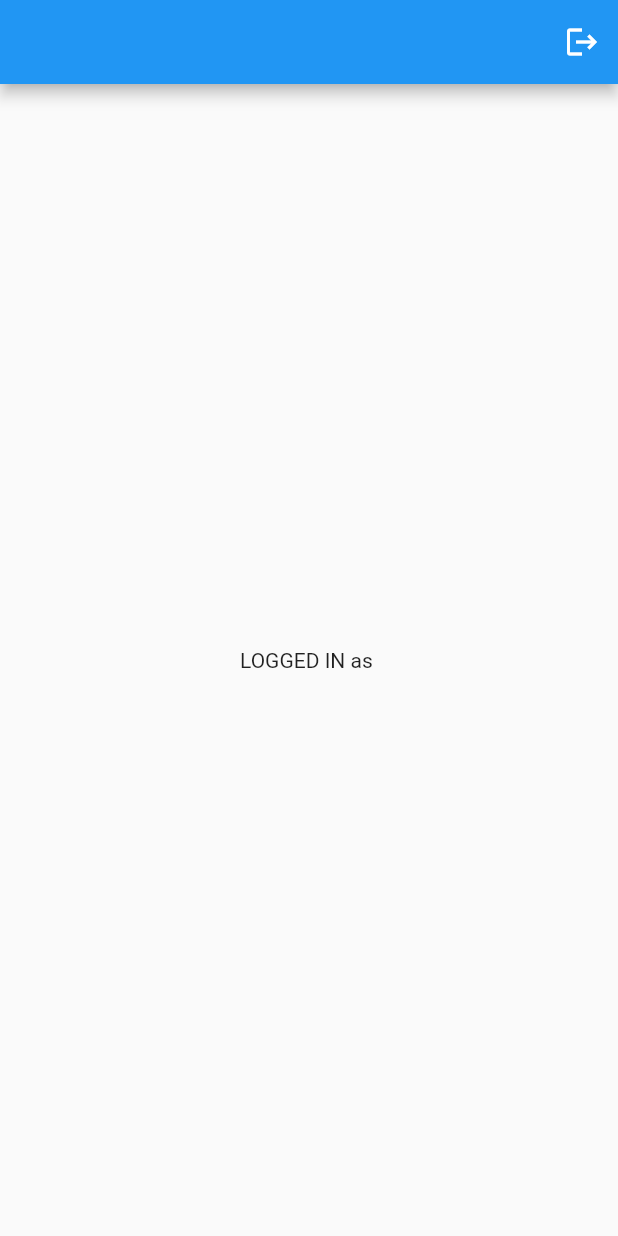
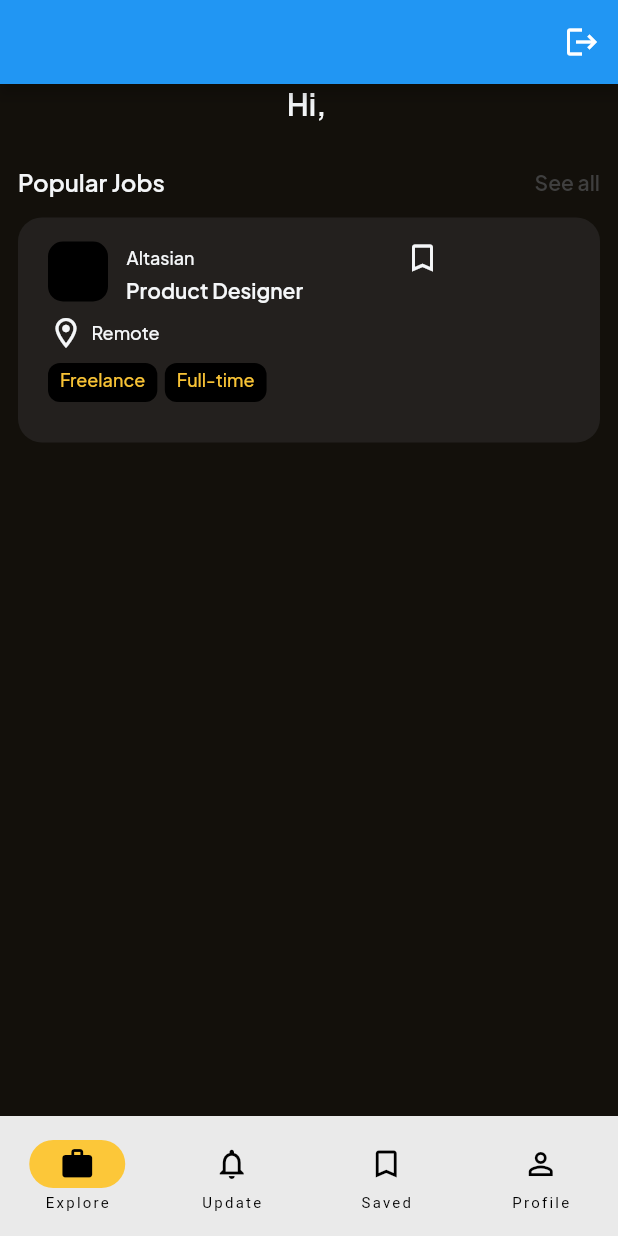
Before and after one commit to michaelAngelo1/enablind, a Flutter app: the screen it shows once a user with an empty profile is signed in, on a phone screen of 412 x 824 dp. Run offline on Flutter 3.47's test engine with Material 2 defaults, Android fonts, the phone set to English and light mode, and no system bars; our stand-ins replace cloud_firestore, firebase_auth, firebase_core, firebase_database, google_fonts; accounts and stored records are empty.

```diff
--- a/lib/pages/auth/home_page.dart
+++ b/lib/pages/auth/home_page.dart
@@ -1,9 +1,22 @@
 import 'package:flutter/material.dart';
+import 'package:google_fonts/google_fonts.dart';
 import 'package:login_app/db_instance.dart';
+import 'package:login_app/pages/jobs/jobcard.dart';
+import 'package:login_app/variables.dart';
 
-class HomePage extends StatelessWidget {
+class HomePage extends StatefulWidget {
   HomePage({super.key});
 
+  @override
+  State<HomePage> createState() => _HomePageState();
+}
+
+class _HomePageState extends State<HomePage> {
+
+  // page Index
+  int currentPageIndex = 0;
+
+  // user object
   final user = auth.currentUser!;
 
   void signUserOut() {
@@ -21,7 +34,139 @@ class HomePage extends StatelessWidget {
           ),
         ],
       ),
-      body: Center(child: Text("LOGGED IN as ${user.email!}")),
+      body: <Widget>[
+          Container(
+            decoration: const BoxDecoration(
+              color: Color(0xffb0f0c07),
+            ),
+            height: MediaQuery.of(context).size.height,
+            width: MediaQuery.of(context).size.width,
+            child: Padding(
+              padding: const EdgeInsets.symmetric(horizontal: 12.0),
+              child: Column(
+                mainAxisAlignment: MainAxisAlignment.start,
+                children: <Widget>[
+                  Text(
+                    "Hi, ${user.email!}",
+                    style: GoogleFonts.plusJakartaSans(
+                      fontSize: 20.0,
+                      fontWeight: FontWeight.w600,
+                      color: titleContentColor
+                    )
+                  ),
+                  const SizedBox(height: 30.0),
+
+                  // Title JobList
+                  Row(
+                    children: [
+                      Text(
+                        "Popular Jobs",
+                        style: GoogleFonts.plusJakartaSans(
+                          fontSize: 16.0,
+                          fontWeight: FontWeight.w600,
+                          color: titleContentColor,
+                        )
+                      ),
+                      Expanded(
+                        flex: 2,
+                        child: Container(
+                          color: Colors.transparent,
+                          width: 20,
+                        )
+                      ),
+                      Text(
+                        "See all",
+                        style: GoogleFonts.plusJakartaSans(
+                          fontSize: 14.0,
+                          fontWeight: FontWeight.w600,
+                          color: Color(0xffb404040),
+                        )
+                      )
+                    ],
+                  ),
+
+                  const SizedBox(height: 14.0),
+
+                  // Category Job 2x4
+
+
+                  // Card Job List
+                  JobCard()
+
+
+                ]
+              )
+            )
+          ),
+
+          // Update Page
+          Container(
+            width: MediaQuery.of(context).size.width,
+            height: MediaQuery.of(context).size.height,
+            decoration: BoxDecoration(
+              color: Colors.blue
+            )
+          ),
+
+          // Saved Jobs
+          Container(
+            width: MediaQuery.of(context).size.width,
+            height: MediaQuery.of(context).size.height,
+            decoration: BoxDecoration(
+              color: Colors.red
+            )
+          ),
+
+          // Profile
+          Container(
+            width: MediaQuery.of(context).size.width,
+            height: MediaQuery.of(context).size.height,
+            decoration: BoxDecoration(
+              color: Colors.green
+            )
+          )
+        ][currentPageIndex],
+
+      // BottomNavBar: Explore, Notifs, Saved, Profile
+      bottomNavigationBar: NavigationBar(
+        onDestinationSelected: (int index) {
+          setState(() {
+            currentPageIndex = index;
+          });
+        },
+        indicatorColor: accentColor,
+        selectedIndex: currentPageIndex,
+        destinations: const <Widget>[
+
+          // Explore Jobs
+          NavigationDestination(
+            selectedIcon: Icon(Icons.work),
+            icon: Icon(Icons.work_outline),
+            label: 'Explore'
+          ),
+
+          // Notifs
+          NavigationDestination(
+            selectedIcon: Icon(Icons.notifications),
+            icon: Icon(Icons.notifications_outlined),
+            label: 'Update'
+          ),
+
+          // Saved Jobs
+          NavigationDestination(
+            selectedIcon: Icon(Icons.bookmark),
+            icon: Icon(Icons.bookmark_border),
+            label: 'Saved'
+          ),
+
+          // Profile
+          NavigationDestination(
+            selectedIcon: Icon(Icons.person),
+            icon: Icon(Icons.person_outline),
+            label: 'Profile'
+          ),
+        ]
+      ),
     );
   }
 }
--- /dev/null
+++ b/lib/pages/jobs/jobcard.dart
@@ -0,0 +1,151 @@
+import 'package:flutter/material.dart';
+import 'package:google_fonts/google_fonts.dart';
+import 'package:login_app/variables.dart';
+
+class JobCard extends StatelessWidget {
+  const JobCard({
+    super.key,
+  });
+
+  @override
+  Widget build(BuildContext context) {
+    return Container(
+      height: 150,
+      width: 500,
+      decoration: BoxDecoration(
+        color: cardJobListColor,
+        borderRadius: BorderRadius.all(Radius.circular(16)),
+
+      ),
+      child: Padding(
+        padding: const EdgeInsets.symmetric(horizontal: 20.0, vertical: 15),
+        child: Column(
+          mainAxisAlignment: MainAxisAlignment.start,
+          children: <Widget>[
+
+            // Card Job List Content
+            Row(
+              children: [
+                // Company Logo
+                Container(
+                  width: 40,
+                  height: 40,
+                  decoration: const BoxDecoration(
+                    color: Colors.black,
+                    borderRadius: const BorderRadius.all(Radius.circular(10)),
+                  )
+                ),
+                const SizedBox(width: 12.0),
+
+                // Column for Company & Role
+                Column(
+                  children: [
+
+                    // Company
+                    Row(
+                      children: [
+                        Text(
+                          "Altasian",
+                          style: GoogleFonts.plusJakartaSans(
+                            fontSize: 12,
+                            fontWeight: FontWeight.w500,
+                            color: titleContentColor,
+                          )
+                        ),
+
+                        // Save Job List
+                        Container(
+                          margin: const EdgeInsets.only(left: 140.0),
+                          width: 2,
+                          child: Icon(
+                            Icons.bookmark_border_outlined,
+                            color: titleContentColor,
+                          ),
+                        )
+                      ],
+                    ),
+
+                    // Role Text
+                    Row(
+                      children: [
+                        Text(
+                          "Product Designer",
+                          style: GoogleFonts.plusJakartaSans(
+                            fontSize: 14,
+                            fontWeight: FontWeight.w600,
+                            color: titleContentColor,
+                          )
+                        ),
+                        const SizedBox(
+                          width: 70,
+                        )
+                      ],
+                    ),
+                  ],
+                ),
+              ],
+            ),
+
+            // Location and Type of Work, Mode of Work
+            const SizedBox(height: 8.0),
+            Row(
+              children: <Widget>[
+                Icon(
+                  Icons.location_on_outlined,
+                  color: titleContentColor
+                ),
+                const SizedBox(width: 5),
+                Text(
+                  "Remote",
+                  style: GoogleFonts.plusJakartaSans(
+                    fontWeight: FontWeight.w500,
+                    fontSize: 12.0,
+                    color: titleContentColor,
+                  )
+                )
+              ]
+            ),
+            const SizedBox(height: 8.0),
+            Row(
+              children: <Widget>[
+                Container(
+                  height: 26,
+                  padding: const EdgeInsets.symmetric(horizontal: 8, vertical: 4),
+                  decoration: const BoxDecoration(
+                    color: Colors.black,
+                    borderRadius: BorderRadius.all(Radius.circular(8)),
+                  ),
+                  child: Text(
+                    "Freelance",
+                    style: GoogleFonts.plusJakartaSans(
+                      fontWeight: FontWeight.w500,
+                      fontSize: 12,
+                      color: accentColor
+                    )
+                  )
+                ),
+                const SizedBox(width: 5),
+                Container(
+                  height: 26,
+                  padding: const EdgeInsets.symmetric(horizontal: 8, vertical: 4),
+                  decoration: const BoxDecoration(
+                    color: Colors.black,
+                    borderRadius: BorderRadius.all(Radius.circular(8)),
+                  ),
+                  child: Text(
+                    "Full-time",
+                    style: GoogleFonts.plusJakartaSans(
+                      fontWeight: FontWeight.w500,
+                      fontSize: 12,
+                      color: accentColor
+                    )
+                  )
+                ),
+              ]
+            ),
+          ]
+        )
+      )
+    );
+  }
+}
--- a/pubspec.yaml
+++ b/pubspec.yaml
@@ -39,6 +39,7 @@ dependencies:
   firebase_auth: ^4.9.0
   cloud_firestore: ^4.9.1
   firebase_database: ^10.2.5
+  google_fonts: ^5.1.0
 
 dev_dependencies:
   flutter_test:
```
Also changed, not shown: pubspec.lock, 2 other files.
